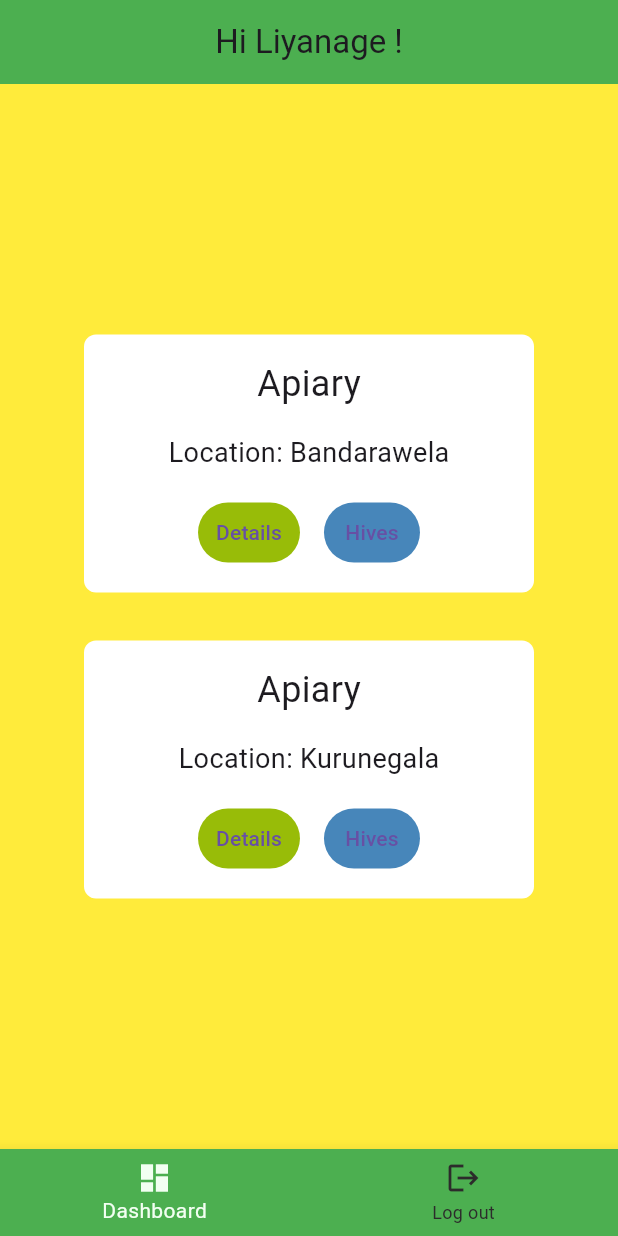
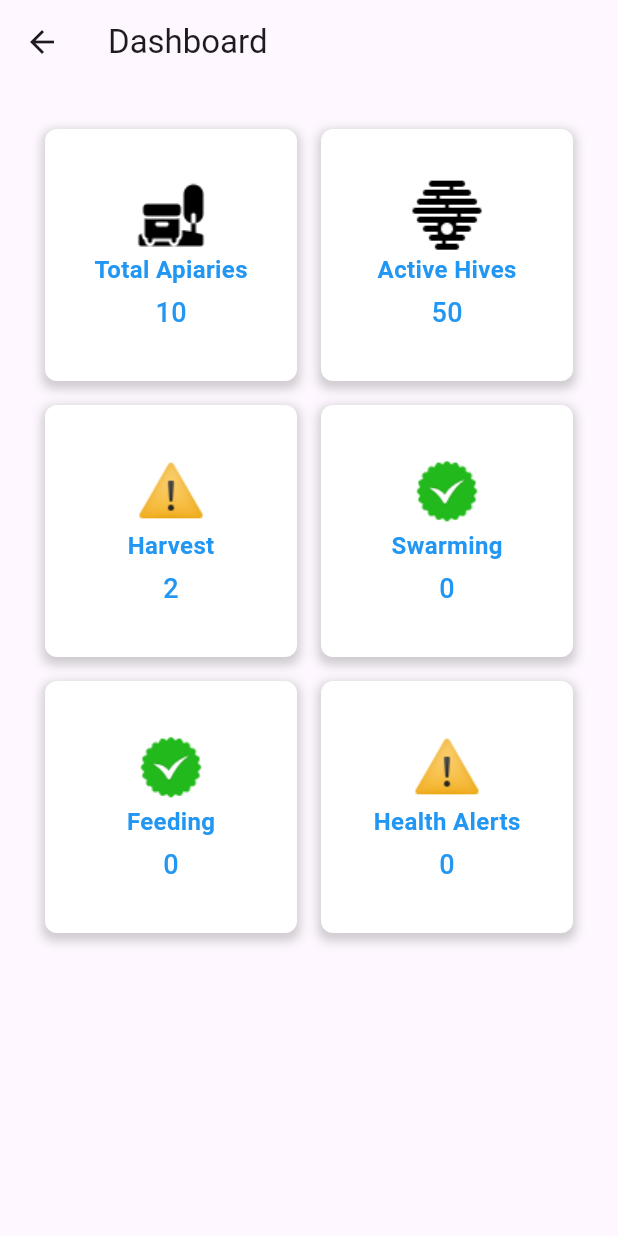
Before and after one commit to IsharaPallawattha/BeeKeep, a Flutter app: the screen it shows after launch, after a tap on "Login", on a phone screen of 412 x 824 dp. Run offline on Flutter 3.47's test engine with Material 3 defaults, Android fonts, the phone set to English and light mode, and no system bars; our stand-ins replace syncfusion_flutter_charts.

Commit message:
added timely_analysis.dart and dashboard.dart

```diff
--- /dev/null
+++ b/lib/dashboard.dart
@@ -0,0 +1,162 @@
+import 'package:flutter/material.dart';
+
+class DashboardPage extends StatefulWidget {
+  const DashboardPage({Key? key}) : super(key: key);
+
+  @override
+  State<DashboardPage> createState() => _DashboardPageState();
+}
+
+class _DashboardPageState extends State<DashboardPage> {
+  @override
+  Widget build(BuildContext context) {
+    return Scaffold(
+      appBar: AppBar(
+        title: Text("Dashboard"),
+      ),
+      body: SingleChildScrollView(
+        child: Center(
+          child: Padding(
+            padding: const EdgeInsets.all(30.0),
+            child: Column(
+              mainAxisAlignment: MainAxisAlignment.center,
+              children: [
+                Row(
+                  children: [
+                    Expanded(
+                      child: _buildSquareCard(
+                        Image.asset('assets/apiary.png'),
+                        "Total Apiaries",
+                        10,
+                            () {
+                          print("Total Apiaries card tapped!");
+                        },
+                      ),
+                    ),
+                    SizedBox(width: 16.0),
+                    Expanded(
+                      child: _buildSquareCard(
+                        Image.asset('assets/hive.png'),
+                        "Active Hives",
+                        50,
+                            () {
+                          print("Active Hives card tapped!");
+                        },
+                      ),
+                    ),
+                  ],
+                ),
+
+                SizedBox(height: 16.0),
+                Row(
+                  children: [
+                    Expanded(
+                      child: _buildSquareCard(
+                        Image.asset('assets/alert.png'),
+                        "Harvest",
+                        2,
+                            () {
+                          print("Total Apiaries card tapped!");
+                        },
+                      ),
+                    ),
+                    SizedBox(width: 16.0),
+                    Expanded(
+                      child: _buildSquareCard(
+                        Image.asset('assets/check.png'),
+                        "Swarming",
+                        0,
+                            () {
+                          print("Active Hives card tapped!");
+                        },
+                      ),
+                    ),
+                  ],
+                ),
+                SizedBox(height: 16.0),
+                Row(
+                  children: [
+                    Expanded(
+                      child: _buildSquareCard(
+                        Image.asset('assets/check.png',
+                        ),
+                        "Feeding",
+                        0,
+                            () {
+                          print("Total Apiaries card tapped!");
+                        },
+                      ),
+                    ),
+                    SizedBox(width: 16.0),
+                    Expanded(
+                      child: _buildSquareCard(
+                        Image.asset('assets/alert.png'),
+                        "Health Alerts",
+                        0,
+                            () {
+                          print("Active Hives card tapped!");
+                        },
+                      ),
+                    ),
+                  ],
+                ),
+              ],
+            ),
+          ),
+        ),
+      ),
+    );
+  }
+
+  Widget _buildSquareCard(Widget icon, String title, int value, VoidCallback onTap) {
+    return GestureDetector(
+      onTap: onTap,
+      child: AspectRatio(
+        aspectRatio: 1.0,
+        child: Container(
+          padding: EdgeInsets.all(10.0),
+          decoration: BoxDecoration(
+            color: Colors.white,
+            borderRadius: BorderRadius.circular(8.0),
+            boxShadow: [
+              BoxShadow(
+                color: Colors.grey.withOpacity(0.5),
+                spreadRadius: 2,
+                blurRadius: 5,
+                offset: Offset(0, 3),
+              ),
+            ],
+          ),
+          child: Column(
+            mainAxisAlignment: MainAxisAlignment.center,
+            crossAxisAlignment: CrossAxisAlignment.center,
+            children: [
+              Container(
+                width: 50.0, // Specify your desired width
+                height: 50.0, // Specify your desired height
+                child: icon,
+              ),
+              Text(
+                title,
+                style: TextStyle(
+                  fontSize: 16.0,
+                  fontWeight: FontWeight.bold,
+                  color: Colors.blue,
+                ),
+              ),
+              SizedBox(height: 4.0),
+              Text(
+                value.toString(),
+                style: TextStyle(
+                  fontSize: 18.0,
+                  fontWeight: FontWeight.w500,
+                  color: Colors.blue,
+                ),
+              ),
+            ],
+          ),
+        ),
+      ),
+    );
+  }
+}
--- a/lib/live.dart
+++ b/lib/live.dart
@@ -1,5 +1,6 @@
 import 'package:flutter/material.dart';
 import 'apiaries.dart';
+import 'timely_analysis.dart';
 
 class Live extends StatelessWidget {
   const Live({super.key});
--- a/lib/login_page.dart
+++ b/lib/login_page.dart
@@ -1,6 +1,7 @@
 import 'package:flutter/material.dart';
 // import 'dashboard_screen.dart';
 import 'apiaries.dart';
+import 'dashboard.dart';
 
 // void main() {
 //   runApp(const Login());
@@ -115,7 +116,7 @@ class _LoginPageState extends State<LoginPage> {
         debugPrint("Password: ${passwordController.text}");
         Navigator.push(
           context,
-          MaterialPageRoute(builder: (context) => const Apiaries()),
+          MaterialPageRoute(builder: (context) => const  DashboardPage()),
         );
       },
       style: ElevatedButton.styleFrom(
--- a/pubspec.yaml
+++ b/pubspec.yaml
@@ -30,6 +30,7 @@ environment:
 dependencies:
   flutter:
     sdk: flutter
+  syncfusion_flutter_charts: ^24.2.8
 
 
   # The following adds the Cupertino Icons font to your application.
```
Also changed, not shown: lib/timely_analysis.dart (added, +154 -0 lines), assets/alert.png (added), assets/apiary.png (added), assets/check.png (added), assets/harvest.png (added), assets/health.png (added), assets/hive.png (added), pubspec.lock.
